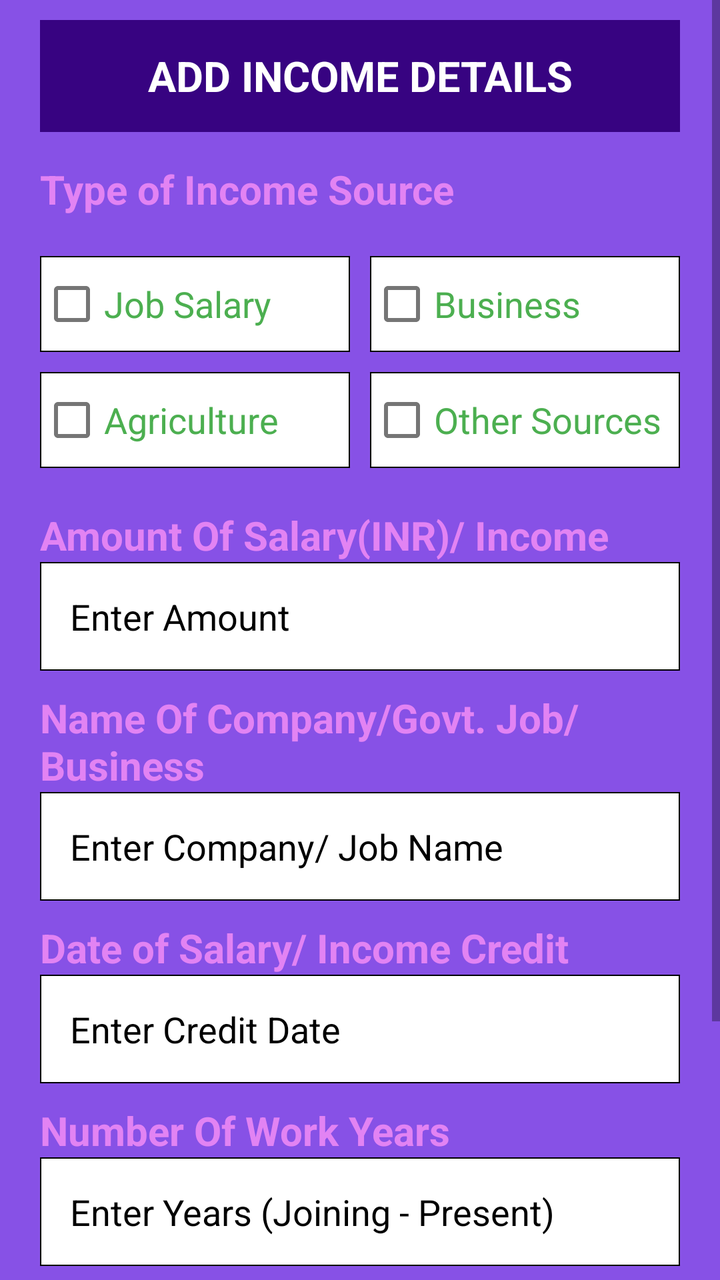
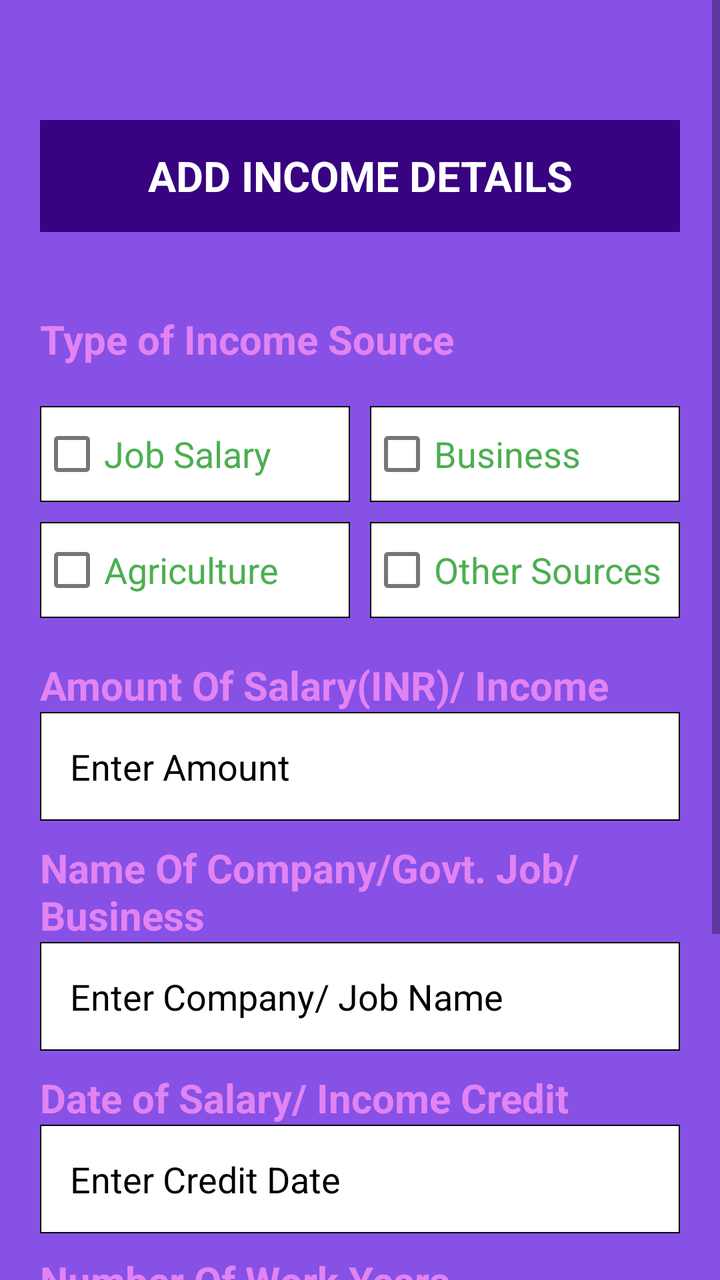

Before-and-after screenshots of an Android layout around one commit, followed by the original layout XML and the change that was made.
<!-- AndroidManifest.xml: application theme Theme.FinanceFit -->
<!-- res/layout/activity_add_income.xml -->
<?xml version="1.0" encoding="utf-8"?>
<ScrollView xmlns:android="http://schemas.android.com/apk/res/android"
    xmlns:app="http://schemas.android.com/apk/res-auto"
    xmlns:tools="http://schemas.android.com/tools"
    android:layout_width="match_parent"
    android:layout_height="match_parent">
    <LinearLayout
        android:layout_width="match_parent"
        android:layout_height="match_parent"
        android:paddingRight="20sp"
        android:paddingLeft="20sp"
        android:background="#8751E6"
        android:paddingTop="10sp"
        tools:context=".UpdateProfileActivity"
        android:orientation="vertical">

        <RelativeLayout
            android:layout_width="match_parent"
            android:layout_height="?actionBarSize"
            android:background="#370381"
            android:id="@+id/ToolbarDash">

            <TextView
                android:layout_width="match_parent"
                android:layout_height="wrap_content"
                android:textSize="21sp"
                android:textStyle="bold"
                android:textColor="#fff"
                android:text="ADD INCOME DETAILS"
                android:textAlignment="center"
                android:layout_centerVertical="true"/>
        </RelativeLayout>

        <TextView
            android:layout_width="wrap_content"
            android:layout_height="wrap_content"
            android:layout_marginTop="15sp"
            android:text="Type of Income Source "
            android:textColor="#E283F3"
            android:textSize="20sp"
            android:textStyle="bold"/>

        <LinearLayout
            android:layout_width="match_parent"
            android:layout_height="wrap_content"
            android:weightSum="2"
            android:layout_marginTop="20sp"
            android:orientation="horizontal">

            <CheckBox
                android:layout_width="8sp"
                android:layout_height="wrap_content"
                android:text="Job Salary"
                android:textSize="18sp"
                android:textColor="#4CAF50"
                android:id="@+id/expense_check"
                android:layout_marginEnd="5sp"
                android:background="@drawable/edt_text_bg"
                android:layout_weight="1"/>
            <CheckBox
                android:layout_width="8sp"
                android:layout_height="wrap_content"
                android:text="Business"
                android:textColor="#4CAF50"
                android:textSize="18sp"
                android:id="@+id/income_check"
                android:layout_marginStart="5sp"
                android:background="@drawable/edt_text_bg"
                android:layout_weight="1"/>

        </LinearLayout>
        <LinearLayout
            android:layout_width="match_parent"
            android:layout_height="wrap_content"
            android:weightSum="2"
            android:layout_marginTop="10sp"
            android:orientation="horizontal">

            <CheckBox
                android:layout_width="8sp"
                android:layout_height="wrap_content"
                android:text="Agriculture"
                android:textSize="18sp"
                android:textColor="#4CAF50"
                android:id="@+id/car_check"
                android:layout_marginEnd="5sp"
                android:background="@drawable/edt_text_bg"
                android:layout_weight="1"/>
            <CheckBox
                android:layout_width="8sp"
                android:layout_height="wrap_content"
                android:text="Other Sources"
                android:textColor="#4CAF50"
                android:textSize="18sp"
                android:id="@+id/other_check"
                android:layout_marginStart="5sp"
                android:background="@drawable/edt_text_bg"
                android:layout_weight="1"/>

        </LinearLayout>
        <TextView
            android:layout_width="match_parent"
            android:layout_height="wrap_content"
            android:layout_marginTop="20sp"
            android:text="Amount Of Salary(INR)/ Income"
            android:textColor="#E283F3"
            android:textStyle="bold"
            android:textSize="20sp"/>
        <EditText
            android:layout_width="match_parent"
            android:layout_height="wrap_content"
            android:id="@+id/user_amount_add"
            android:hint="Enter Amount"
            android:inputType="number"
            android:textColorHint="#000"
            android:textColor="#000"
            android:padding="15sp"
            android:background="@drawable/edt_text_bg"
            android:layout_marginTop="0sp"/>
        <TextView
            android:layout_width="match_parent"
            android:layout_height="wrap_content"
            android:layout_marginTop="10sp"
            android:text="Name Of Company/Govt. Job/ Business"
            android:textColor="#E283F3"
            android:textStyle="bold"
            android:textSize="20sp"/>
        <EditText
            android:layout_width="match_parent"
            android:layout_height="wrap_content"
            android:id="@+id/user_company_add"
            android:hint="Enter Company/ Job Name"
            android:inputType="text"
            android:textColorHint="#000"
            android:textColor="#000"
            android:padding="15sp"
            android:background="@drawable/edt_text_bg"
            android:layout_marginTop="0sp"/>
        <TextView
            android:layout_width="match_parent"
            android:layout_height="wrap_content"
            android:layout_marginTop="10sp"
            android:text="Date of Salary/ Income Credit"
            android:textColor="#E283F3"
            android:textStyle="bold"
            android:textSize="20sp"/>
        <EditText
            android:layout_width="match_parent"
            android:layout_height="wrap_content"
            android:id="@+id/user_date_add"
            android:hint="Enter Credit Date"
            android:inputType="number"
            android:textColorHint="#000"
            android:textColor="#000"
            android:padding="15sp"
            android:background="@drawable/edt_text_bg"
            android:layout_marginTop="0sp"/>
        <TextView
            android:layout_width="match_parent"
            android:layout_height="wrap_content"
            android:layout_marginTop="10sp"
            android:text="Number Of Work Years"
            android:textColor="#E283F3"
            android:textStyle="bold"
            android:textSize="20sp"/>
        <EditText
            android:layout_width="match_parent"
            android:layout_height="wrap_content"
            android:id="@+id/user_endDate_add"
            android:hint="Enter Years (Joining - Present) "
            android:inputType="number"
            android:textColorHint="#000"
            android:textColor="#000"
            android:padding="15sp"
            android:background="@drawable/edt_text_bg"
            android:layout_marginTop="0sp"/>
        <TextView
            android:layout_width="match_parent"
            android:layout_height="wrap_content"
            android:layout_marginTop="10sp"
            android:text="Tax On Salary "
            android:textColor="#E283F3"
            android:textStyle="bold"
            android:textSize="20sp"/>
        <EditText
            android:layout_width="match_parent"
            android:layout_height="wrap_content"
            android:id="@+id/user_type_add"
            android:hint="Enter Tax"
            android:inputType="text"
            android:textColorHint="#000"
            android:textColor="#000"
            android:padding="15sp"
            android:background="@drawable/edt_text_bg"
            android:layout_marginTop="0sp"/>



        <androidx.appcompat.widget.AppCompatButton
            android:layout_width="wrap_content"
            android:layout_height="wrap_content"
            android:layout_marginTop="30sp"
            android:text="SAVE"
            android:textColor="#000"
            android:textSize="20sp"
            android:layout_gravity="center"
            android:textStyle="bold"
            android:background="#2C9DF6"
            android:id="@+id/btnSave"/>
    </LinearLayout>
</ScrollView>
<!-- resources referenced by this layout -->
<resources>
  <!-- drawable edt_text_bg (drawable) -->
  <?xml version="1.0" encoding="utf-8"?>
  <shape xmlns:android="http://schemas.android.com/apk/res/android">
      <solid android:color="@color/white"/>
      <stroke android:color="@color/black" android:width="2px"/>
  
  </shape>
  <style name="Theme.FinanceFit" parent="Theme.MaterialComponents.DayNight.NoActionBar">
          
          <item name="colorPrimary">@color/purple_500</item>
          <item name="colorPrimaryVariant">@color/purple_700</item>
          <item name="colorOnPrimary">@color/white</item>
          
          <item name="colorSecondary">@color/teal_200</item>
          <item name="colorSecondaryVariant">@color/teal_700</item>
          <item name="colorOnSecondary">@color/black</item>
          
          <item name="android:statusBarColor">#130041</item>
  
          
      </style>
  <color name="white">#FFFFFFFF</color>
  <color name="black">#FF000000</color>
  <color name="purple_500">#FF6200EE</color>
  <color name="purple_700">#FF3700B3</color>
  <color name="teal_200">#FF03DAC5</color>
  <color name="teal_700">#FF018786</color>
</resources>

<!-- the commit's change to res/layout/activity_add_income.xml (unified diff, before → after) -->
@@ -3,7 +3,8 @@
     xmlns:app="http://schemas.android.com/apk/res-auto"
     xmlns:tools="http://schemas.android.com/tools"
     android:layout_width="match_parent"
-    android:layout_height="match_parent">
+    android:layout_height="match_parent"
+    android:fillViewport="true">
     <LinearLayout
         android:layout_width="match_parent"
         android:layout_height="match_parent"
@@ -17,6 +18,7 @@
         <RelativeLayout
             android:layout_width="match_parent"
             android:layout_height="?actionBarSize"
+            android:layout_marginTop="50sp"
             android:background="#370381"
             android:id="@+id/ToolbarDash">
 
@@ -34,7 +36,7 @@
         <TextView
             android:layout_width="wrap_content"
             android:layout_height="wrap_content"
-            android:layout_marginTop="15sp"
+            android:layout_marginTop="40sp"
             android:text="Type of Income Source "
             android:textColor="#E283F3"
             android:textSize="20sp"
